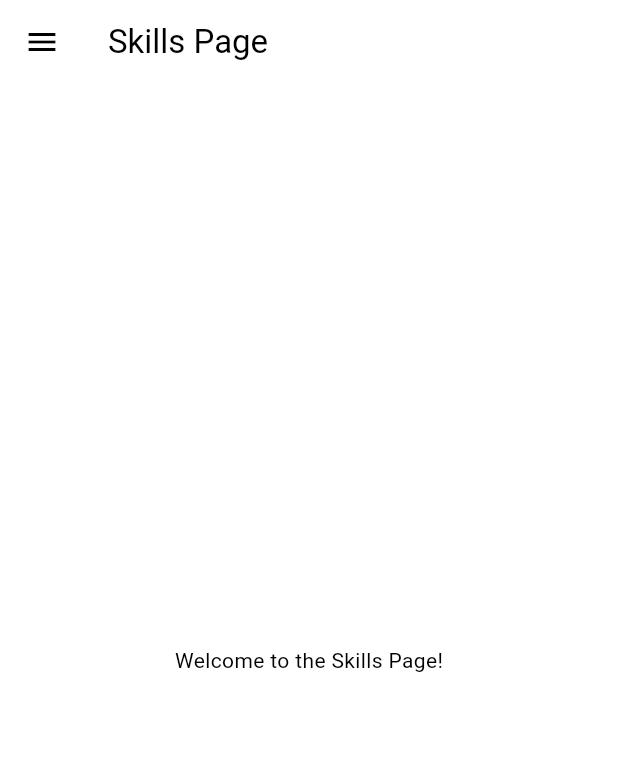
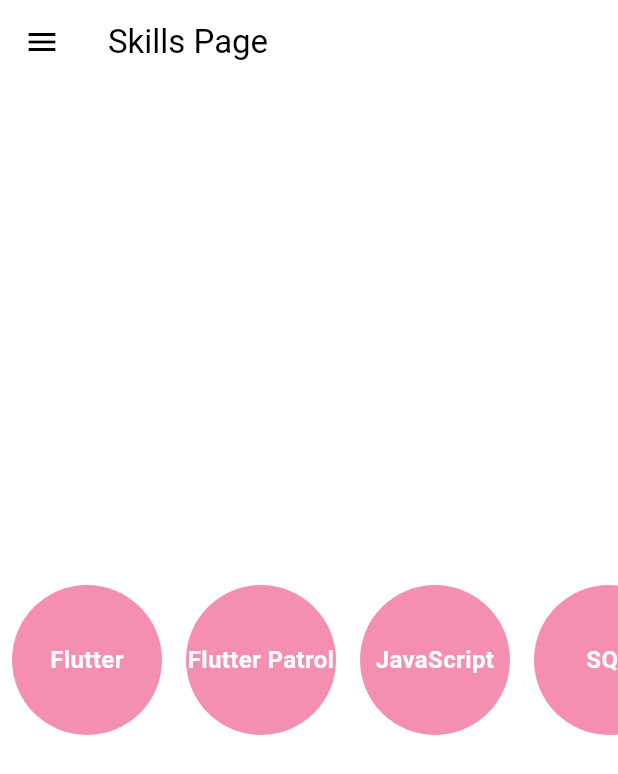
Before and after one commit to SO-1993/portfolio_flutter_app, a Flutter app: the SkillsPage screen opened by its route, on a phone screen of 412 x 824 dp. Shown: the top 774 px of the screen. Run offline on Flutter 3.47's test engine with Material 3 defaults, Android fonts, the phone set to English and light mode, and no system bars.

Commit message:
Created skills to be displayed in the style of Instagram stories

```diff
--- a/lib/main.dart
+++ b/lib/main.dart
@@ -26,7 +26,7 @@
         '/home_page': (context) => const HomePage(),
         '/profile_page': (context) => const ProfilePage(),
         '/projects_page': (context) => const ProjectsPage(),
-        '/skills_page': (context) => const SkillsPage(),
+        '/skills_page': (context) => SkillsPage(),
         '/contact_page': (context) => ContactPage(),
         '/settings_page': (context) => const SettingsPage(),
       }
--- a/lib/pages/settings_page.dart
+++ b/lib/pages/settings_page.dart
@@ -1,5 +1,5 @@
 import 'package:flutter/material.dart';
-import '../widgets/side_menu_widget.dart';
+import 'package:portfolio_flutter_app/widgets/side_menu_widget.dart';
 
 class SettingsPage extends StatelessWidget {
   const SettingsPage({super.key});
@@ -8,10 +8,10 @@
   Widget build(BuildContext context) {
     return Scaffold(
       appBar: AppBar(
-        title: Text('Settings Page'),
+        title: const Text('Settings Page'),
       ),
-      drawer: SideMenu(),
-      body: Center(
+      drawer: const SideMenu(),
+      body: const Center(
         child: Text('Welcome to the Settings Page!'),
       ),
     );
--- a/lib/pages/skills_page.dart
+++ b/lib/pages/skills_page.dart
@@ -1,8 +1,16 @@
 import 'package:flutter/material.dart';
-import 'package:portfolio_flutter_app/widgets/side_menu_widget.dart';
+import '../widgets/side_menu_widget.dart';
+import '../widgets/tech_skills_widget.dart';
 
 class SkillsPage extends StatelessWidget {
-  const SkillsPage({super.key});
+  SkillsPage({super.key});
+
+  final List<String> _skills = [
+    "Flutter",
+    "Flutter Patrol",
+    "JavaScript",
+    "SQL",
+  ];
 
   @override
   Widget build(BuildContext context) {
@@ -11,8 +19,20 @@
         title: const Text('Skills Page'),
       ),
       drawer: const SideMenu(),
-      body: const Center(
-        child: Text('Welcome to the Skills Page!'),
+
+      body: Center(
+        child: SizedBox(
+          height: 120,
+          child: ListView.builder(
+            scrollDirection: Axis.horizontal,
+            itemCount: _skills.length,
+            itemBuilder: (context, index) {
+              return TechSkillsWidget(
+                skillName: _skills[index],
+              );
+            },
+          ),
+        ),
       ),
     );
   }
--- /dev/null
+++ b/lib/widgets/tech_skills_widget.dart
@@ -0,0 +1,33 @@
+import 'package:flutter/material.dart';
+
+class TechSkillsWidget extends StatelessWidget {
+  const TechSkillsWidget({super.key, required this.skillName}); // Changed from "child" to "skillName"
+
+  final String skillName; // Renamed from "child" to "skillName"
+
+  @override
+  Widget build(BuildContext context) {
+    return Padding(
+      padding: const EdgeInsets.all(8.0),
+      child: Container(
+        height: 100,
+        width: 100,
+        decoration: BoxDecoration(
+          shape: BoxShape.circle,
+          color: Colors.pink[200],
+        ),
+        child: Center(
+          child: Text(
+            skillName, // Use renamed variable
+            textAlign: TextAlign.center,
+            style: const TextStyle(
+              fontSize: 16,
+              fontWeight: FontWeight.bold,
+              color: Colors.white,
+            ),
+          ),
+        ),
+      ),
+    );
+  }
+}
```
